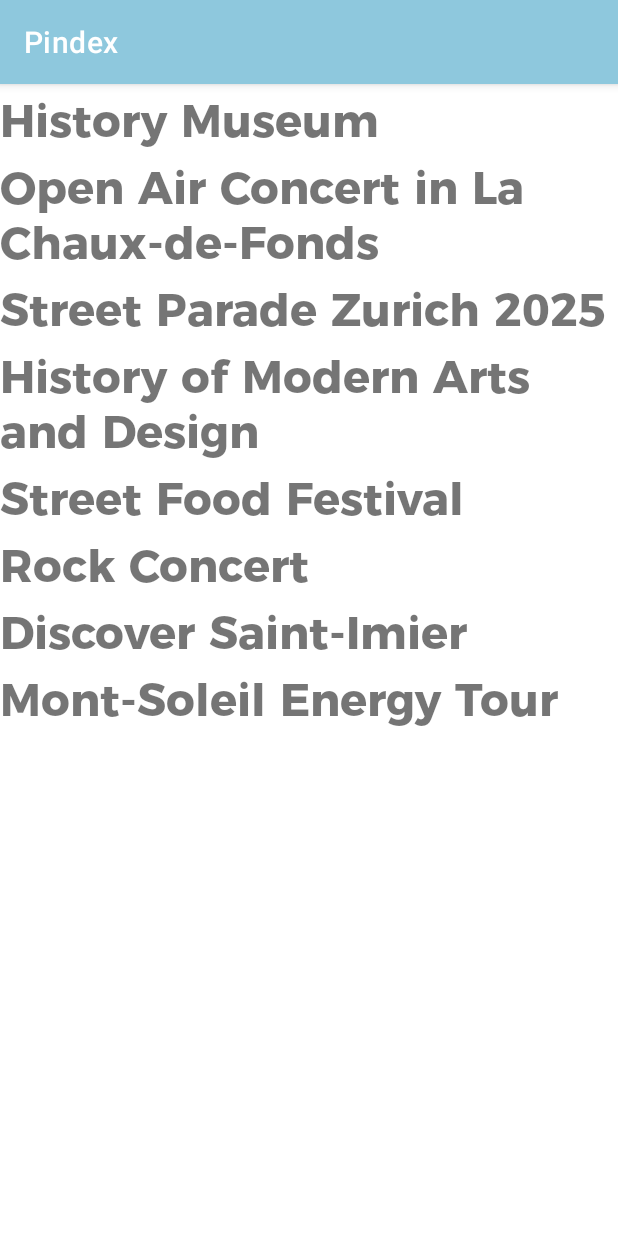
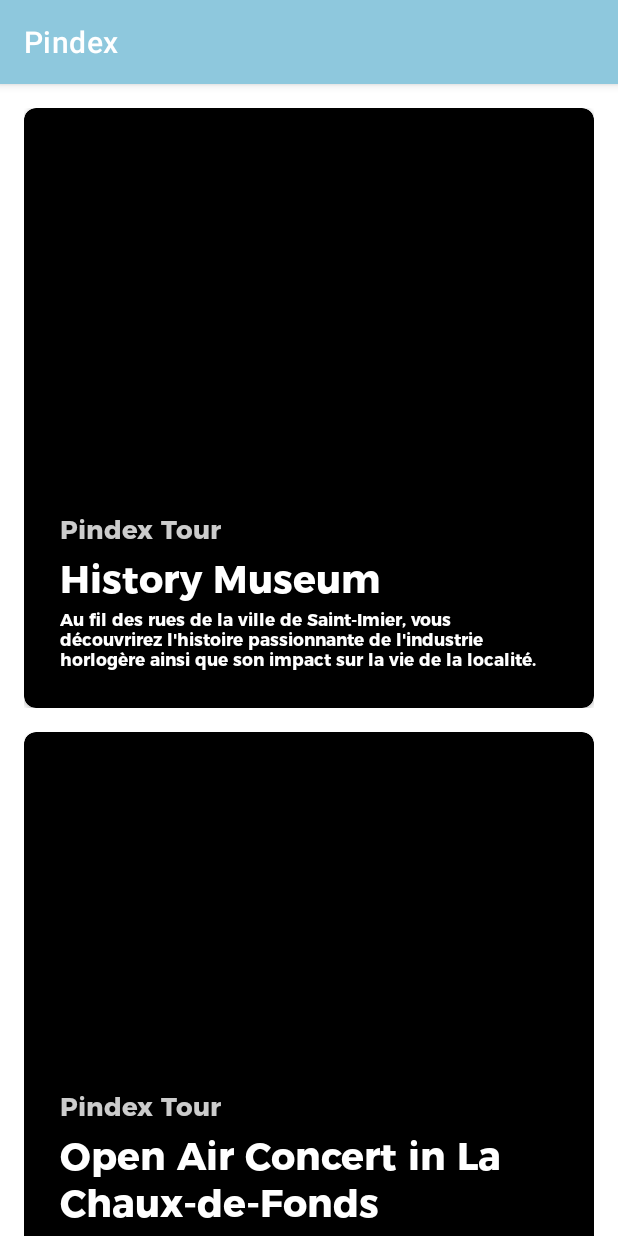
Before and after one commit to lucasrlt/PindexTourTest, an Android app: the screen it shows after launch (HomeActivity), on a phone screen of 412 x 824 dp. Run offline under Robolectric (Android 15) with nearby library versions, the phone set to English and light mode, and no system bars.

Commit message:
Add Pindex Cards design

```diff
--- /dev/null
+++ b/app/src/main/java/com/pindex/main/decorators/MarginItemDecoration.kt
@@ -0,0 +1,21 @@
+package com.pindex.main.decorators
+
+import android.graphics.Rect
+import android.view.View
+import androidx.recyclerview.widget.RecyclerView
+
+class MarginItemDecoration(private val spaceHeight: Int) : RecyclerView.ItemDecoration() {
+
+    override fun getItemOffsets(outRect: Rect, view: View,
+                                parent: RecyclerView, state: RecyclerView.State) {
+        with(outRect) {
+            if (parent.getChildAdapterPosition(view) == 0) {
+                top = spaceHeight
+            }
+            left =  spaceHeight
+            right = spaceHeight
+            bottom = spaceHeight
+        }
+    }
+
+}
--- a/app/src/main/java/com/pindex/main/home/HomeActivity.kt
+++ b/app/src/main/java/com/pindex/main/home/HomeActivity.kt
@@ -4,6 +4,7 @@ import androidx.appcompat.app.AppCompatActivity
 import android.os.Bundle
 import androidx.recyclerview.widget.RecyclerView
 import com.pindex.main.R
+import com.pindex.main.decorators.MarginItemDecoration
 
 class HomeActivity : AppCompatActivity() {
 
@@ -15,6 +16,8 @@ class HomeActivity : AppCompatActivity() {
         val itemsList = Datasource(this).getItemsList()
 
         val recyclerView: RecyclerView = findViewById(R.id.recycler_view)
+        recyclerView.addItemDecoration(MarginItemDecoration(
+                resources.getDimension(R.dimen.default_padding).toInt()))
         recyclerView.adapter = ItemAdapter(itemsList)
     }
 
--- a/app/src/main/res/layout/activity_main.xml
+++ b/app/src/main/res/layout/activity_main.xml
@@ -9,5 +9,6 @@
         android:id="@+id/recycler_view"
         android:layout_width="match_parent"
         android:layout_height="match_parent"
+        android:scrollbars="vertical"
         app:layoutManager="LinearLayoutManager" />
 </FrameLayout>
--- a/app/src/main/res/layout/home_item.xml
+++ b/app/src/main/res/layout/home_item.xml
@@ -1,14 +1,71 @@
 <?xml version="1.0" encoding="utf-8"?>
 <FrameLayout xmlns:android="http://schemas.android.com/apk/res/android"
+    xmlns:app="http://schemas.android.com/apk/res-auto"
     android:layout_width="match_parent"
     android:layout_height="wrap_content">
 
-    <!-- Add in TextView to display item name   -->
-    <TextView
-        android:id="@+id/item_name"
-        android:layout_width="wrap_content"
-        android:layout_height="wrap_content"
-        android:fontFamily="@font/montserrat_bold"
-        android:text="TextView"
-        android:textSize="30sp" />
+
+    <androidx.cardview.widget.CardView
+        android:layout_width="match_parent"
+        android:layout_height="400dp"
+        app:cardBackgroundColor="@color/black"
+        app:cardCornerRadius="8dp"
+        app:contentPadding="8dp">
+
+        <androidx.constraintlayout.widget.ConstraintLayout
+            android:layout_width="match_parent"
+            android:layout_height="match_parent">
+
+            <LinearLayout
+                android:layout_width="0dp"
+                android:layout_height="wrap_content"
+                android:layout_marginStart="16dp"
+                android:layout_marginLeft="16dp"
+                android:layout_marginEnd="16dp"
+                android:layout_marginRight="16dp"
+                android:layout_marginBottom="16dp"
+                android:orientation="vertical"
+                app:layout_constraintBottom_toBottomOf="parent"
+                app:layout_constraintEnd_toEndOf="parent"
+                app:layout_constraintStart_toStartOf="parent">
+
+                <TextView
+                    android:id="@+id/item_type"
+                    android:layout_width="match_parent"
+                    android:layout_height="wrap_content"
+                    android:fontFamily="@font/montserrat_bold"
+                    android:text="Pindex Tour"
+                    android:textColor="#CCFFFFFF"
+                    android:textSize="17sp" />
+
+                <TextView
+                    android:id="@+id/item_name"
+                    android:layout_width="match_parent"
+                    android:layout_height="wrap_content"
+                    android:fontFamily="@font/montserrat_bold"
+                    android:text="TextView"
+                    android:textColor="@color/white"
+                    android:textSize="25sp"
+                    app:layout_constraintBottom_toBottomOf="parent" />
+
+                <TextView
+                    android:id="@+id/item_description"
+                    android:layout_width="match_parent"
+                    android:layout_height="wrap_content"
+                    android:fontFamily="@font/montserrat_bold"
+                    android:text="Au fil des rues de la ville de Saint-Imier, vous découvrirez l'histoire passionnante de l'industrie horlogère ainsi que son impact sur la vie de la localité."
+                    android:textColor="@color/white"
+                    android:textSize="11sp" />
+
+            </LinearLayout>
+
+
+        </androidx.constraintlayout.widget.ConstraintLayout>
+
+
+    </androidx.cardview.widget.CardView>
+
+
+
+
 </FrameLayout>
--- /dev/null
+++ b/app/src/main/res/values/dimensions.xml
@@ -0,0 +1,4 @@
+<?xml version="1.0" encoding="utf-8"?>
+<resources>
+    <dimen name="default_padding">16dp</dimen>
+</resources>
```
